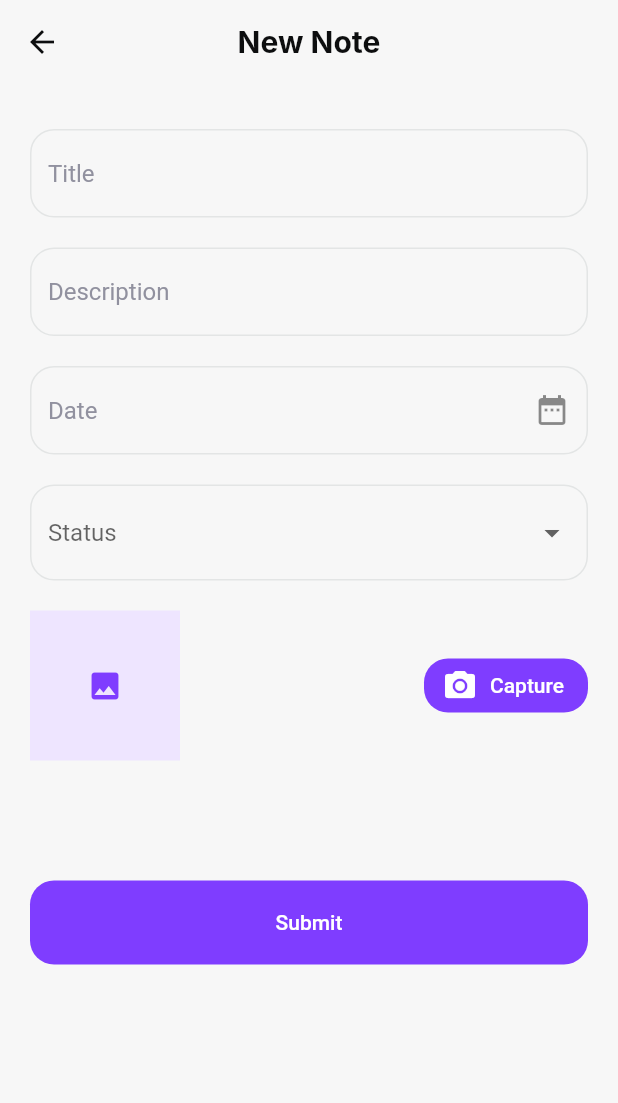
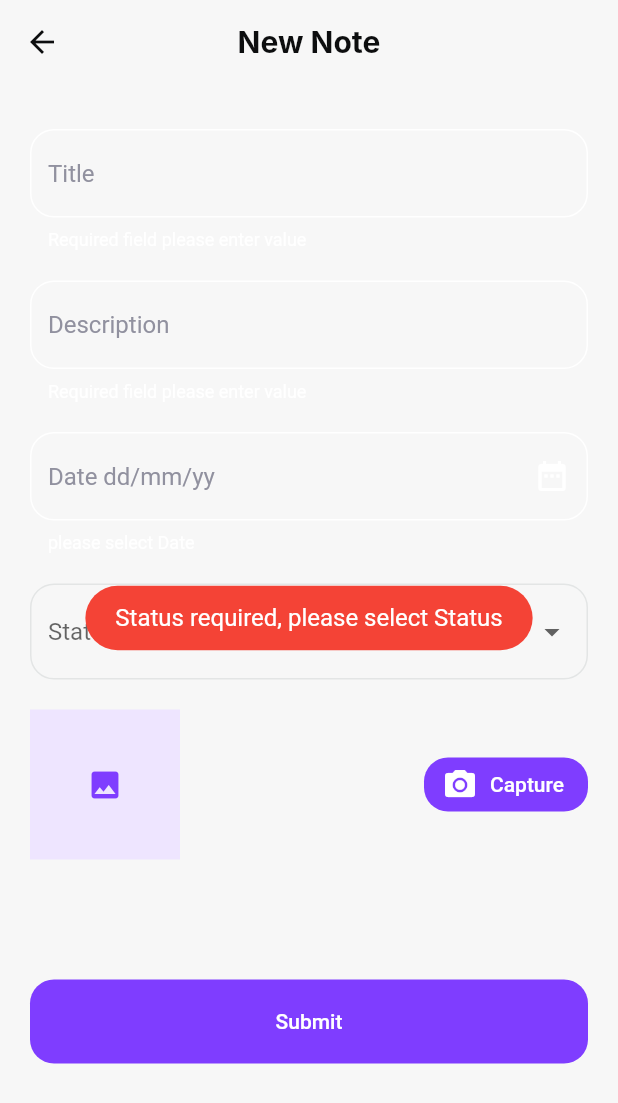
Before and after one commit to mostafaemara/visual_notes, a Flutter app: the NewNotePage screen opened by its route, after a tap on "Submit", on a phone screen of 412 x 824 dp. Shown: the top 1103 px of the screen. Run offline on Flutter 3.47's test engine with Material 2 defaults, Android fonts, the phone set to English and light mode, and no system bars; our stand-ins replace bloc, fluttertoast, freezed_annotation, get_it, image_picker, sqflite; accounts and stored records are empty; network calls fail; Roboto replaces fonts that are missing (Inter).

Commit message:
add blocs and image helper to help ui to convert image from and to base64

```diff
--- a/lib/injection.dart
+++ b/lib/injection.dart
@@ -6,5 +6,5 @@ import 'src/data/repositories/sql_notes_repositoryl.dart';
 final locator = GetIt.instance;
 
 Future<void> initializeDependencies() async {
-  locator.registerSingleton<VisualNotesRepository>(SqlNotesRepository());
+  locator.registerSingleton<NotesRepository>(SqlNotesRepository());
 }
--- /dev/null
+++ b/lib/src/bloc/notes/notes_state.dart
@@ -0,0 +1,6 @@
+part of 'notes_cubit.dart';
+
+@immutable
+abstract class NotesState {}
+
+class NotesInitial extends NotesState {}
--- a/lib/src/helpers/datetime_helper.dart
+++ b/lib/src/helpers/datetime_helper.dart
@@ -2,6 +2,6 @@ import 'package:intl/intl.dart';
 
 extension DateTimeHelper on DateTime {
   String formatToString() {
-    return DateFormat('yyyy-MM-dd – kk:mm').format(this);
+    return DateFormat.yMd().format(this);
   }
 }
--- a/lib/src/ui/pages/new_note/widgets/date_form_field.dart
+++ b/lib/src/ui/pages/new_note/widgets/date_form_field.dart
@@ -19,7 +19,7 @@ class _DateFormFieldState extends State<DateFormField> {
       decoration: InputDecoration(
           suffixIcon: IconButton(
               onPressed: _handleDatePicker, icon: const Icon(Icons.date_range)),
-          hintText: "Date"),
+          hintText: "Date dd/mm/yy"),
     );
   }
 
--- a/lib/src/ui/pages/new_note/widgets/image_form_field.dart
+++ b/lib/src/ui/pages/new_note/widgets/image_form_field.dart
@@ -1,14 +1,13 @@
-import 'dart:io';
-
 import 'package:flutter/material.dart';
 import 'package:image_picker/image_picker.dart';
+import "../../../../helpers/image_helper.dart";
 
 class ImageFormField extends StatelessWidget {
   ImageFormField({Key? key, this.selectedImage, required this.onChanged})
       : super(key: key);
   final ImagePicker _picker = ImagePicker();
-  final File? selectedImage;
-  final void Function(File?) onChanged;
+  final String? selectedImage;
+  final void Function(String?) onChanged;
 
   @override
   Widget build(BuildContext context) {
@@ -24,8 +23,8 @@ class ImageFormField extends StatelessWidget {
                   ),
                   color: Theme.of(context).colorScheme.secondary,
                 )
-              : Image.file(
-                  selectedImage!,
+              : Image.memory(
+                  selectedImage!.base64ToImage(),
                   fit: BoxFit.cover,
                 ),
           height: 100,
@@ -43,7 +42,7 @@ class ImageFormField extends StatelessWidget {
     final image = await _picker.pickImage(source: ImageSource.camera);
 
     if (image != null) {
-      final _selectedImage = File(image.path);
+      final _selectedImage = await image.convertToBase64Image();
       onChanged(_selectedImage);
     }
   }
--- a/lib/src/ui/pages/new_note/widgets/note_form.dart
+++ b/lib/src/ui/pages/new_note/widgets/note_form.dart
@@ -1,6 +1,7 @@
 import 'dart:io';
 
 import 'package:flutter/material.dart';
+import 'package:fluttertoast/fluttertoast.dart';
 import 'package:visual_notes/src/data/models/note_status.dart';
 import 'package:visual_notes/src/ui/pages/new_note/widgets/date_form_field.dart';
 import 'package:visual_notes/src/ui/pages/new_note/widgets/image_form_field.dart';
@@ -19,7 +20,7 @@ class _NoteFormState extends State<NoteForm> {
   final _formKey = GlobalKey<FormState>();
   final _dateController = TextEditingController();
   NoteStatus? _selectedStatus;
-  File? _selectedImage;
+  String? _selectedImage;
 
   final spacer = const SizedBox(
     height: 20,
@@ -63,7 +64,9 @@ class _NoteFormState extends State<NoteForm> {
             const SizedBox(
               height: 80,
             ),
-            const SubmitButton()
+            SubmitButton(
+              onPressed: _handleSubmission,
+            )
           ],
         ));
   }
@@ -76,11 +79,44 @@ class _NoteFormState extends State<NoteForm> {
     }
   }
 
-  void _selectImage(File? image) {
+  void _selectImage(String? image) {
     if (image != null) {
       setState(() {
         _selectedImage = image;
       });
     }
   }
+
+  void _handleSubmission() {
+    _notifyUserNoneSelectedFields();
+    if (_formIsValid()) {
+      //TODO handle submission
+    }
+  }
+
+  bool _formIsValid() {
+    final formIsValid = _formKey.currentState!.validate();
+
+    return formIsValid && _selectedStatus != null && _selectedImage != null;
+  }
+
+  _notifyUserNoneSelectedFields() {
+    if (_selectedImage == null) {
+      _showWarningToast("image required, please capture one");
+    }
+    if (_selectedStatus == null) {
+      _showWarningToast("Status required, please select Status");
+    }
+  }
+
+  void _showWarningToast(String msg) {
+    Fluttertoast.showToast(
+        msg: msg,
+        toastLength: Toast.LENGTH_SHORT,
+        gravity: ToastGravity.CENTER,
+        timeInSecForIosWeb: 1,
+        backgroundColor: Colors.red,
+        textColor: Colors.white,
+        fontSize: 16.0);
+  }
 }
--- a/lib/src/ui/pages/new_note/widgets/submit_button.dart
+++ b/lib/src/ui/pages/new_note/widgets/submit_button.dart
@@ -1,13 +1,14 @@
 import 'package:flutter/material.dart';
 
 class SubmitButton extends StatelessWidget {
-  const SubmitButton({Key? key}) : super(key: key);
-
+  const SubmitButton({Key? key, required this.onPressed}) : super(key: key);
+  final VoidCallback onPressed;
   @override
   Widget build(BuildContext context) {
     return SizedBox(
         height: 56,
         width: double.infinity,
-        child: ElevatedButton(onPressed: () {}, child: Text("Submit")));
+        child:
+            ElevatedButton(onPressed: onPressed, child: const Text("Submit")));
   }
 }
--- a/lib/src/validators/note_validators.dart
+++ b/lib/src/validators/note_validators.dart
@@ -1,3 +1,5 @@
+import 'package:intl/intl.dart';
+
 String? fieldValidator(String? value) {
   if (value == null) {
     return "Required field please enter value";
@@ -14,8 +16,9 @@ String? dateValidator(String? value) {
   if (value.isEmpty) {
     return "please select Date";
   }
-  final date = DateTime.tryParse(value);
-  if (date == null) {
+  try {
+    DateFormat.yMd().parse(value);
+  } catch (e) {
     return "invalid Date";
   }
 }
--- a/pubspec.yaml
+++ b/pubspec.yaml
@@ -35,6 +35,8 @@ dependencies:
   get_it: ^7.2.0
   intl: ^0.17.0
   image_picker: ^0.8.4+4
+  fluttertoast: ^8.0.8
+  freezed_annotation:
 
 
   # The following adds the Cupertino Icons font to your application.
@@ -44,6 +46,8 @@ dependencies:
 dev_dependencies:
   flutter_test:
     sdk: flutter
+  build_runner:
+  freezed:
 
   # The "flutter_lints" package below contains a set of recommended lints to
   # encourage good coding practices. The lint set provided by the package is
```
Also changed, not shown: lib/src/bloc/edite_note/editenote_cubit.dart (added, +8 -0 lines), lib/src/bloc/new_note/new_note_cubit.dart (added, +28 -0 lines), lib/src/bloc/notes/notes_cubit.dart (added, +12 -0 lines), lib/src/bloc/submission_state.dart (added, +12 -0 lines), lib/src/data/repositories/notes_repository.dart (+5 -5 lines), lib/src/data/repositories/sql_notes_repositoryl.dart (+6 -6 lines), lib/src/helpers/image_helper.dart (added, +19 -0 lines), lib/src/bloc/submission_state.freezed.dart (added), pubspec.lock.
